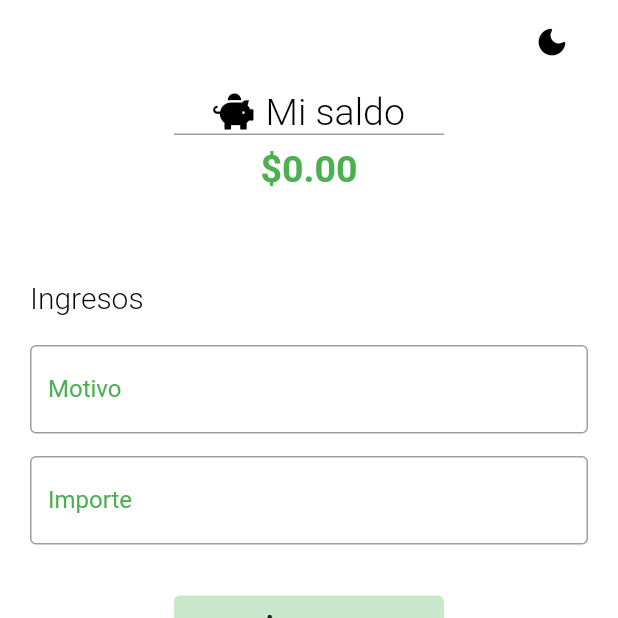
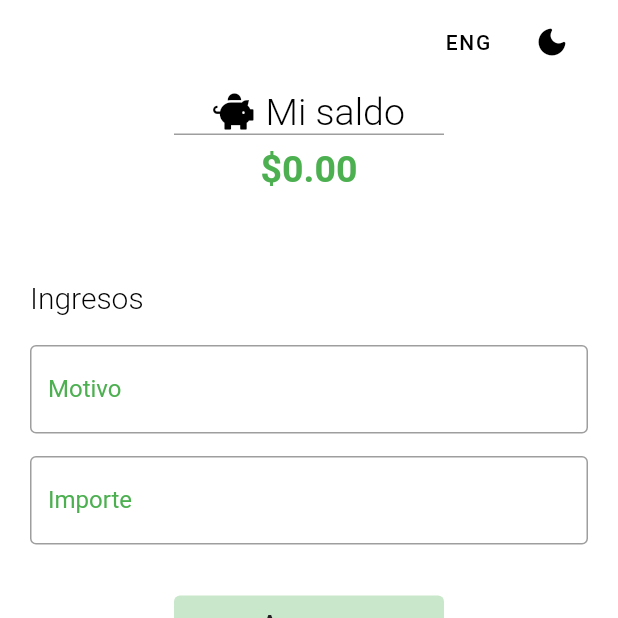
Before and after one commit to Sloot04/expenses_app, a Flutter app: the screen it shows after launch, on a phone screen of 412 x 824 dp, the top half of it. Run offline on Flutter 3.47's test engine with Material 2 defaults, Android fonts, the phone set to English and light mode, and no system bars; our stand-ins replace animate_do, font_awesome_flutter, table_calendar.

Commit message:
idiom model-> saldo page

```diff
--- a/lib/src/model/idiom_model.dart
+++ b/lib/src/model/idiom_model.dart
@@ -3,7 +3,30 @@ import 'package:flutter/material.dart';
 class IdiomModel with ChangeNotifier {
   bool _isSpanish = true;
 
+  String _myBalance = 'Mi saldo';
+  String _income = 'Ingresos';
+  String _expenses = 'Gastos';
+  String _reason = 'Motivo';
+  String _total = 'Importe';
+  String _add = 'Agregar';
+  String _reasonIncome = 'Motivo de su ingreso';
+  String _amountIncome = 'Monto de su ingreso';
+  String _reasonExpenses = 'Motivo de su gasto';
+  String _amountExpenses = 'Monto de su gasto';
+  String _lastMovements = 'Últimos movimientos';
+
   bool get isSpanish => this._isSpanish;
+  String get myBalance => this._myBalance;
+  String get income => this._income;
+  String get expenses => this._expenses;
+  String get reason => this._reason;
+  String get total => this._total;
+  String get add => this._add;
+  String get reasonIncome => this._reasonIncome;
+  String get amountIncome => this._amountIncome;
+  String get reasonExpenses => this._reasonExpenses;
+  String get amountExpenses => this._amountExpenses;
+  String get lastMovements => this._lastMovements;
 
   set isSpanish(bool value) {
     this._isSpanish = value;
@@ -13,6 +36,29 @@ class IdiomModel with ChangeNotifier {
 
   void idiom(bool isSpanish) {
     if (isSpanish) {
-    } else {}
+      _myBalance = 'Mi saldo';
+      _income = 'Ingresos';
+      _expenses = 'Gastos';
+      _reason = 'Motivo';
+      _total = 'Importe';
+      _add = 'Agregar';
+      _reasonIncome = 'Motivo de su ingreso';
+      _amountIncome = 'Monto de su ingreso';
+      _reasonExpenses = 'Motivo de su gasto';
+      _amountExpenses = 'Monto de su gasto';
+      _lastMovements = 'Últimos movimientos';
+    } else {
+      _myBalance = 'My balance';
+      _income = 'Income';
+      _expenses = 'Expenses';
+      _reason = 'Reason';
+      _total = 'Total';
+      _add = 'Add';
+      _reasonIncome = 'Reason for your income';
+      _amountIncome = 'Amount of your income';
+      _reasonExpenses = 'Reason for your expenses';
+      _amountExpenses = 'Amount of your expenses';
+      _lastMovements = 'Last movements';
+    }
   }
 }
--- a/lib/src/pages/saldo_page.dart
+++ b/lib/src/pages/saldo_page.dart
@@ -1,12 +1,12 @@
-import 'package:expenses_app/src/model/theme_changer_model.dart';
-import 'package:expenses_app/src/widgets/title_custom.dart';
 import 'package:flutter/material.dart';
 import 'package:provider/provider.dart';
-
 import 'package:font_awesome_flutter/font_awesome_flutter.dart';
 
 import 'package:expenses_app/src/model/movimiento_model.dart';
+import 'package:expenses_app/src/model/idiom_model.dart';
+import 'package:expenses_app/src/model/theme_changer_model.dart';
 import 'package:expenses_app/src/widgets/formCustom.dart';
+import 'package:expenses_app/src/widgets/title_custom.dart';
 
 class SaldoPage extends StatefulWidget {
   @override
@@ -18,6 +18,7 @@ class _SaldoPageState extends State<SaldoPage> {
   Widget build(BuildContext context) {
     final currentsaldo = Provider.of<MovimientosModel>(context).saldo;
     final appTheme = Provider.of<ThemeChangerModel>(context);
+    final idiomModel = Provider.of<IdiomModel>(context);
     final textStyle = TextStyle(
       fontSize: 20,
       fontWeight: FontWeight.w300,
@@ -33,7 +34,7 @@ class _SaldoPageState extends State<SaldoPage> {
             children: [
               SizedBox(height: 40.0),
               TitleCustom(
-                title: 'Mi saldo',
+                title: idiomModel.myBalance,
                 icon: FontAwesomeIcons.piggyBank,
                 underline: 180.0,
                 animated: false,
@@ -52,13 +53,13 @@ class _SaldoPageState extends State<SaldoPage> {
                   children: [
                     Padding(
                       padding: const EdgeInsets.symmetric(vertical: 20),
-                      child: Text('Ingresos', style: textStyle),
+                      child: Text(idiomModel.income, style: textStyle),
                     ),
                     FormCustom(
                       color: Colors.green,
                       esIngreso: true,
-                      hintTextMotivo: "Motivo de su ingreso",
-                      hintTextImporte: "Monto de su ingreso",
+                      hintTextMotivo: idiomModel.reasonIncome,
+                      hintTextImporte: idiomModel.amountIncome,
                       colorHint:
                           appTheme.isDark ? Colors.grey.shade500 : Colors.grey,
                       opacity: appTheme.isDark ? 0.5 : 0.3,
@@ -67,14 +68,14 @@ class _SaldoPageState extends State<SaldoPage> {
                     SizedBox(height: 20),
                     Padding(
                       padding: const EdgeInsets.symmetric(vertical: 20),
-                      child: Text('Gastos', style: textStyle),
+                      child: Text(idiomModel.expenses, style: textStyle),
                     ),
                     FormCustom(
                       esIngreso: false,
                       color: Colors.red,
                       textColor: appTheme.titleColor,
-                      hintTextMotivo: "Motivo de su gasto",
-                      hintTextImporte: "Monto de su gasto",
+                      hintTextMotivo: idiomModel.reasonExpenses,
+                      hintTextImporte: idiomModel.amountExpenses,
                       colorHint:
                           appTheme.isDark ? Colors.grey.shade500 : Colors.grey,
                       opacity: appTheme.isDark ? 0.5 : 0.3,
@@ -86,12 +87,28 @@ class _SaldoPageState extends State<SaldoPage> {
           ),
         ),
       ),
-      floatingActionButton: FloatingActionButton(
+      floatingActionButton: Row(
+        mainAxisAlignment: MainAxisAlignment.end,
+        children: [
+          FloatingActionButton(
             backgroundColor: Colors.transparent,
             elevation: 0.0,
             hoverElevation: 0.0,
             onPressed: () {
-          appTheme.isDark ? appTheme.isDark = false : appTheme.isDark = true;
+              idiomModel.isSpanish
+                  ? idiomModel.isSpanish = false
+                  : idiomModel.isSpanish = true;
+            },
+            child: idiomModel.isSpanish ? Text('ENG', style: TextStyle(color: appTheme.titleColor),) : Text('ESP', style: TextStyle(color: appTheme.titleColor),),
+          ),
+          FloatingActionButton(
+            backgroundColor: Colors.transparent,
+            elevation: 0.0,
+            hoverElevation: 0.0,
+            onPressed: () {
+              appTheme.isDark
+                  ? appTheme.isDark = false
+                  : appTheme.isDark = true;
             },
             child: appTheme.isDark
                 ? Icon(
@@ -103,6 +120,8 @@ class _SaldoPageState extends State<SaldoPage> {
                     color: appTheme.titleColor,
                   ),
           ),
+        ],
+      ),
       floatingActionButtonLocation: FloatingActionButtonLocation.endTop,
     );
   }
--- a/lib/src/widgets/formCustom.dart
+++ b/lib/src/widgets/formCustom.dart
@@ -3,6 +3,7 @@ import 'package:intl/intl.dart';
 import 'package:provider/provider.dart';
 
 import 'package:expenses_app/src/model/movimiento_model.dart';
+import 'package:expenses_app/src/model/idiom_model.dart';
 
 class FormCustom extends StatefulWidget {
   final Color color;
@@ -35,6 +36,7 @@ class _FormCustomState extends State<FormCustom> {
   @override
   Widget build(BuildContext context) {
     final movimientos = Provider.of<MovimientosModel>(context);
+    final idiomModel = Provider.of<IdiomModel>(context);
 
     return Container(
       // margin: EdgeInsets.symmetric(horizontal: 40, vertical: 20),
@@ -43,10 +45,10 @@ class _FormCustomState extends State<FormCustom> {
         child: Column(
           children: [
             _textFormFieldCustom(
-                _motivoController, "Motivo", TextInputType.text, true),
+                _motivoController, idiomModel.reason, TextInputType.text, true),
             SizedBox(height: 15),
             _textFormFieldCustom(
-                _importeController, "Importe", TextInputType.number, false),
+                _importeController, idiomModel.total, TextInputType.number, false),
             SizedBox(height: 30),
             TextButton(
               onPressed: () {
@@ -66,7 +68,7 @@ class _FormCustomState extends State<FormCustom> {
                 }
               },
               child: Text(
-                "Agregar",
+                idiomModel.add,
                 style: TextStyle(color: Colors.grey.shade900, fontSize: 18),
               ),
               style: ButtonStyle(
@@ -102,7 +104,7 @@ class _FormCustomState extends State<FormCustom> {
               borderSide: BorderSide(color: this.widget.color)),
           labelText: labelText,
           labelStyle: TextStyle(color: widget.color),
-          hintText: widget.hintTextMotivo,
+          hintText: widget.hintTextImporte,
           hintStyle: TextStyle(color: widget.colorHint)),
     );
   }
```
Lines whose indentation alone changed are shown as unchanged.
